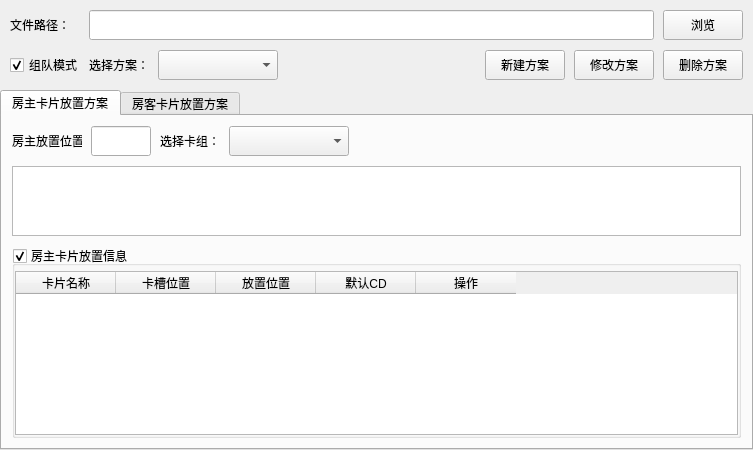
Above: AppImplement/UIFiles/EditPlacingPlan.ui from LinFeng-BingYi/FVM_Backstage_Assistant_LFBY before the change. Below: the same form after it.
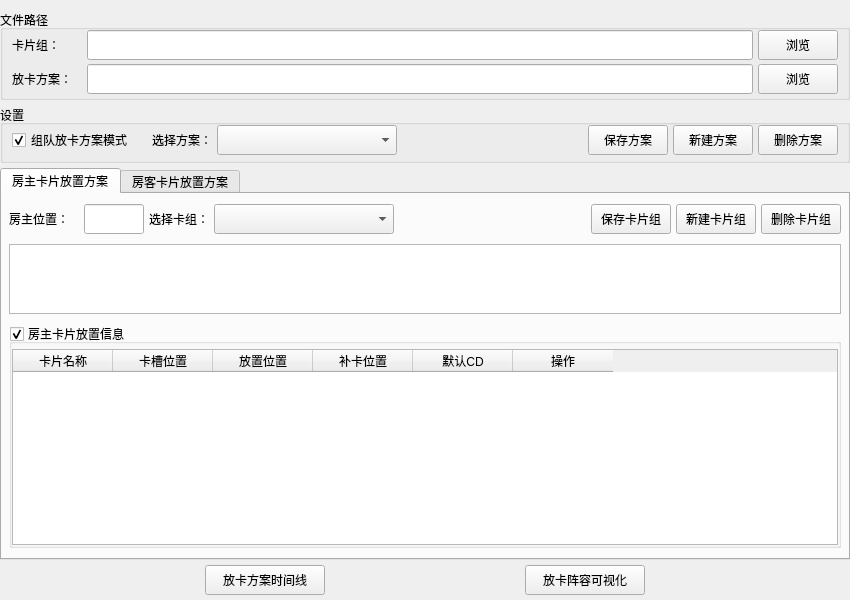
That is the form after the change.

Commit message: 优化未获取窗口句柄时的错误提示; 优化编辑放卡方案界面设计，去除编辑限制; 优化检测进入对局识图间隔，避免两个账号准备与开始时间间隔太短导致房客卡进度条; 优化主界面保存流程json文件的操作逻辑，优化保存和应用过程中流程参数list[dict]值的变化

The edit to the form file:
```diff
--- a/AppImplement/UIFiles/EditPlacingPlan.ui
+++ b/AppImplement/UIFiles/EditPlacingPlan.ui
@@ -6,8 +6,8 @@
    <rect>
     <x>0</x>
     <y>0</y>
-    <width>753</width>
-    <height>450</height>
+    <width>850</width>
+    <height>600</height>
    </rect>
   </property>
   <property name="windowTitle">
@@ -18,7 +18,7 @@
     <number>0</number>
    </property>
    <property name="topMargin">
-    <number>0</number>
+    <number>10</number>
    </property>
    <property name="rightMargin">
     <number>0</number>
@@ -33,7 +33,7 @@
     <widget class="QWidget" name="widget_general" native="true">
      <layout class="QVBoxLayout" name="verticalLayout_general">
       <property name="spacing">
-       <number>10</number>
+       <number>5</number>
       </property>
       <property name="leftMargin">
        <number>0</number>
@@ -45,28 +45,31 @@
        <number>0</number>
       </property>
       <property name="bottomMargin">
-       <number>0</number>
+       <number>5</number>
       </property>
       <item>
-       <widget class="QWidget" name="widget_file_path" native="true">
-        <layout class="QHBoxLayout" name="horizontalLayout_file_path">
-         <property name="spacing">
-          <number>9</number>
-         </property>
-         <property name="leftMargin">
-          <number>10</number>
-         </property>
+       <widget class="QGroupBox" name="groupBox_file_path">
+        <property name="minimumSize">
+         <size>
+          <width>0</width>
+          <height>90</height>
+         </size>
+        </property>
+        <property name="title">
+         <string>文件路径</string>
+        </property>
+        <layout class="QGridLayout" name="gridLayout_file_path">
          <property name="topMargin">
-          <number>10</number>
-         </property>
-         <property name="rightMargin">
-          <number>10</number>
-         </property>
-         <property name="bottomMargin">
           <number>0</number>
          </property>
-         <item>
-          <widget class="QLabel" name="label_file_path">
+         <property name="bottomMargin">
+          <number>5</number>
+         </property>
+         <property name="spacing">
+          <number>5</number>
+         </property>
+         <item row="0" column="0">
+          <widget class="QLabel" name="label_deck_path">
            <property name="minimumSize">
             <size>
              <width>70</width>
@@ -80,12 +83,12 @@
             </size>
            </property>
            <property name="text">
-            <string>文件路径：</string>
+            <string>卡片组：</string>
            </property>
           </widget>
          </item>
-         <item>
-          <widget class="QLineEdit" name="lineEdit_file_path">
+         <item row="0" column="1">
+          <widget class="QLineEdit" name="lineEdit_deck_path">
            <property name="minimumSize">
             <size>
              <width>0</width>
@@ -94,8 +97,56 @@
            </property>
           </widget>
          </item>
-         <item>
-          <widget class="QPushButton" name="pushButton_file_path">
+         <item row="0" column="2">
+          <widget class="QPushButton" name="pushButton_deck_path">
+           <property name="minimumSize">
+            <size>
+             <width>80</width>
+             <height>30</height>
+            </size>
+           </property>
+           <property name="maximumSize">
+            <size>
+             <width>80</width>
+             <height>30</height>
+            </size>
+           </property>
+           <property name="text">
+            <string>浏览</string>
+           </property>
+          </widget>
+         </item>
+         <item row="1" column="0">
+          <widget class="QLabel" name="label_plan_path">
+           <property name="minimumSize">
+            <size>
+             <width>70</width>
+             <height>30</height>
+            </size>
+           </property>
+           <property name="maximumSize">
+            <size>
+             <width>70</width>
+             <height>30</height>
+            </size>
+           </property>
+           <property name="text">
+            <string>放卡方案：</string>
+           </property>
+          </widget>
+         </item>
+         <item row="1" column="1">
+          <widget class="QLineEdit" name="lineEdit_plan_path">
+           <property name="minimumSize">
+            <size>
+             <width>0</width>
+             <height>30</height>
+            </size>
+           </property>
+          </widget>
+         </item>
+         <item row="1" column="2">
+          <widget class="QPushButton" name="pushButton_plan_path">
            <property name="minimumSize">
             <size>
              <width>80</width>
@@ -117,39 +168,39 @@
        </widget>
       </item>
       <item>
-       <widget class="QWidget" name="widget_common" native="true">
+       <widget class="QGroupBox" name="groupBox_common">
+        <property name="title">
+         <string>设置</string>
+        </property>
         <layout class="QHBoxLayout" name="horizontalLayout_common">
          <property name="spacing">
-          <number>9</number>
-         </property>
-         <property name="leftMargin">
-          <number>10</number>
+          <number>5</number>
          </property>
          <property name="topMargin">
           <number>0</number>
          </property>
          <property name="rightMargin">
-          <number>10</number>
+          <number>9</number>
          </property>
          <property name="bottomMargin">
-          <number>0</number>
+          <number>5</number>
          </property>
          <item>
           <widget class="QCheckBox" name="checkBox_is_team_mode">
            <property name="minimumSize">
             <size>
-             <width>70</width>
+             <width>135</width>
              <height>30</height>
             </size>
            </property>
            <property name="maximumSize">
             <size>
-             <width>70</width>
+             <width>135</width>
              <height>30</height>
             </size>
            </property>
            <property name="text">
-            <string>组队模式</string>
+            <string>组队放卡方案模式</string>
            </property>
            <property name="checked">
             <bool>true</bool>
@@ -185,13 +236,13 @@
            </property>
            <property name="minimumSize">
             <size>
-             <width>120</width>
+             <width>180</width>
              <height>30</height>
             </size>
            </property>
            <property name="maximumSize">
             <size>
-             <width>120</width>
+             <width>180</width>
              <height>30</height>
             </size>
            </property>
@@ -211,7 +262,7 @@
           </spacer>
          </item>
          <item>
-          <widget class="QPushButton" name="pushButton_new_config">
+          <widget class="QPushButton" name="pushButton_save_plan">
            <property name="minimumSize">
             <size>
              <width>80</width>
@@ -221,16 +272,35 @@
            <property name="maximumSize">
             <size>
              <width>80</width>
+             <height>16777215</height>
+            </size>
+           </property>
+           <property name="text">
+            <string>保存方案</string>
+           </property>
+          </widget>
+         </item>
+         <item>
+          <widget class="QPushButton" name="pushButton_new_plan">
+           <property name="minimumSize">
+            <size>
+             <width>80</width>
              <height>30</height>
             </size>
            </property>
+           <property name="maximumSize">
+            <size>
+             <width>80</width>
+             <height>16777215</height>
+            </size>
+           </property>
            <property name="text">
             <string>新建方案</string>
            </property>
           </widget>
          </item>
          <item>
-          <widget class="QPushButton" name="pushButton_modify_config">
+          <widget class="QPushButton" name="pushButton_delete_plan">
            <property name="minimumSize">
             <size>
              <width>80</width>
@@ -240,32 +310,7 @@
            <property name="maximumSize">
             <size>
              <width>80</width>
-             <height>30</height>
-            </size>
-           </property>
-           <property name="text">
-            <string>修改方案</string>
-           </property>
-          </widget>
-         </item>
-         <item>
-          <widget class="QPushButton" name="pushButton_delete_config">
-           <property name="sizePolicy">
-            <sizepolicy hsizetype="Maximum" vsizetype="Maximum">
-             <horstretch>0</horstretch>
-             <verstretch>0</verstretch>
-            </sizepolicy>
-           </property>
-           <property name="minimumSize">
-            <size>
-             <width>80</width>
-             <height>30</height>
-            </size>
-           </property>
-           <property name="maximumSize">
-            <size>
-             <width>80</width>
-             <height>30</height>
+             <height>16777215</height>
             </size>
            </property>
            <property name="text">
@@ -290,13 +335,13 @@
            <number>10</number>
           </property>
           <property name="leftMargin">
-           <number>10</number>
+           <number>7</number>
           </property>
           <property name="topMargin">
            <number>10</number>
           </property>
           <property name="rightMargin">
-           <number>10</number>
+           <number>7</number>
           </property>
           <property name="bottomMargin">
            <number>10</number>
@@ -305,7 +350,7 @@
            <widget class="QWidget" name="widget_1p_setting" native="true">
             <layout class="QHBoxLayout" name="horizontalLayout_1p_setting">
              <property name="spacing">
-              <number>9</number>
+              <number>5</number>
              </property>
              <property name="leftMargin">
               <number>0</number>
@@ -313,6 +358,9 @@
              <property name="topMargin">
               <number>0</number>
              </property>
+             <property name="rightMargin">
+              <number>0</number>
+             </property>
              <property name="bottomMargin">
               <number>0</number>
              </property>
@@ -331,7 +379,7 @@
                 </size>
                </property>
                <property name="text">
-                <string>房主放置位置</string>
+                <string>房主位置：</string>
                </property>
               </widget>
              </item>
@@ -374,13 +422,13 @@
               <widget class="QComboBox" name="comboBox_1p_deck">
                <property name="minimumSize">
                 <size>
-                 <width>120</width>
+                 <width>180</width>
                  <height>30</height>
                 </size>
                </property>
                <property name="maximumSize">
                 <size>
-                 <width>120</width>
+                 <width>180</width>
                  <height>30</height>
                 </size>
                </property>
@@ -393,12 +441,69 @@
                </property>
                <property name="sizeHint" stdset="0">
                 <size>
-                 <width>576</width>
+                 <width>40</width>
                  <height>20</height>
                 </size>
                </property>
               </spacer>
              </item>
+             <item>
+              <widget class="QPushButton" name="pushButton_1p_save_deck">
+               <property name="minimumSize">
+                <size>
+                 <width>80</width>
+                 <height>30</height>
+                </size>
+               </property>
+               <property name="maximumSize">
+                <size>
+                 <width>80</width>
+                 <height>16777215</height>
+                </size>
+               </property>
+               <property name="text">
+                <string>保存卡片组</string>
+               </property>
+              </widget>
+             </item>
+             <item>
+              <widget class="QPushButton" name="pushButton_1p_new_deck">
+               <property name="minimumSize">
+                <size>
+                 <width>80</width>
+                 <height>30</height>
+                </size>
+               </property>
+               <property name="maximumSize">
+                <size>
+                 <width>80</width>
+                 <height>16777215</height>
+                </size>
+               </property>
+               <property name="text">
+                <string>新建卡片组</string>
+               </property>
+              </widget>
+             </item>
+             <item>
+              <widget class="QPushButton" name="pushButton_1p_delete_deck">
+               <property name="minimumSize">
+                <size>
+                 <width>80</width>
+                 <height>30</height>
+                </size>
+               </property>
+               <property name="maximumSize">
+                <size>
+                 <width>80</width>
+                 <height>16777215</height>
+                </size>
+               </property>
+               <property name="text">
+                <string>删除卡片组</string>
+               </property>
+              </widget>
+             </item>
             </layout>
            </widget>
           </item>
@@ -444,6 +549,9 @@
                <property name="alternatingRowColors">
                 <bool>true</bool>
                </property>
+               <attribute name="horizontalHeaderMinimumSectionSize">
+                <number>100</number>
+               </attribute>
                <column>
                 <property name="text">
                  <string>卡片名称</string>
@@ -459,6 +567,11 @@
                  <string>放置位置</string>
                 </property>
                </column>
+               <column>
+                <property name="text">
+                 <string>补卡位置</string>
+                </property>
+               </column>
                <column>
                 <property name="text">
                  <string>默认CD</string>
@@ -480,18 +593,18 @@
          <attribute name="title">
           <string>房客卡片放置方案</string>
          </attribute>
-         <layout class="QVBoxLayout" name="verticalLayout_2p_placing_config" stretch="0,1,5">
+         <layout class="QVBoxLayout" name="verticalLayout_2p_placing_config" stretch="1,2,10">
           <property name="spacing">
            <number>10</number>
           </property>
           <property name="leftMargin">
-           <number>10</number>
+           <number>7</number>
           </property>
           <property name="topMargin">
            <number>10</number>
           </property>
           <property name="rightMargin">
-           <number>10</number>
+           <number>7</number>
           </property>
           <property name="bottomMargin">
            <number>10</number>
@@ -500,7 +613,7 @@
            <widget class="QWidget" name="widget_2p_setting" native="true">
             <layout class="QHBoxLayout" name="horizontalLayout_2p_setting">
              <property name="spacing">
-              <number>9</number>
+              <number>5</number>
              </property>
              <property name="leftMargin">
               <number>0</number>
@@ -508,6 +621,9 @@
              <property name="topMargin">
               <number>0</number>
              </property>
+             <property name="rightMargin">
+              <number>0</number>
+             </property>
              <property name="bottomMargin">
               <number>0</number>
              </property>
@@ -526,7 +642,7 @@
                 </size>
                </property>
                <property name="text">
-                <string>房客放置位置</string>
+                <string>房客位置：</string>
                </property>
               </widget>
              </item>
@@ -569,13 +685,13 @@
               <widget class="QComboBox" name="comboBox_2p_deck">
                <property name="minimumSize">
                 <size>
-                 <width>120</width>
+                 <width>180</width>
                  <height>30</height>
                 </size>
                </property>
                <property name="maximumSize">
                 <size>
-                 <width>120</width>
+                 <width>180</width>
                  <height>30</height>
                 </size>
                </property>
@@ -594,6 +710,63 @@
                </property>
               </spacer>
              </item>
+             <item>
+              <widget class="QPushButton" name="pushButton_2p_save_deck">
+               <property name="minimumSize">
+                <size>
+                 <width>80</width>
+                 <height>30</height>
+                </size>
+               </property>
+               <property name="maximumSize">
+                <size>
+                 <width>80</width>
+                 <height>16777215</height>
+                </size>
+               </property>
+               <property name="text">
+                <string>保存卡片组</string>
+               </property>
+              </widget>
+             </item>
+             <item>
+              <widget class="QPushButton" name="pushButton_2p_new_deck">
+               <property name="minimumSize">
+                <size>
+                 <width>80</width>
+                 <height>30</height>
+                </size>
+               </property>
+               <property name="maximumSize">
+                <size>
+                 <width>80</width>
+                 <height>16777215</height>
+                </size>
+               </property>
+               <property name="text">
+                <string>新建卡片组</string>
+               </property>
+              </widget>
+             </item>
+             <item>
+              <widget class="QPushButton" name="pushButton_2p_delete_deck">
+               <property name="minimumSize">
+                <size>
+                 <width>80</width>
+                 <height>30</height>
+                </size>
+               </property>
+               <property name="maximumSize">
+                <size>
+                 <width>80</width>
+                 <height>16777215</height>
+                </size>
+               </property>
+               <property name="text">
+                <string>删除卡片组</string>
+               </property>
+              </widget>
+             </item>
             </layout>
            </widget>
           </item>
@@ -654,6 +827,11 @@
                  <string>放置位置</string>
                 </property>
                </column>
+               <column>
+                <property name="text">
+                 <string>补卡位置</string>
+                </property>
+               </column>
                <column>
                 <property name="text">
                  <string>默认CD</string>
@@ -673,6 +851,92 @@
         </widget>
        </widget>
       </item>
+      <item>
+       <widget class="QWidget" name="widget_other_edit_way" native="true">
+        <property name="minimumSize">
+         <size>
+          <width>0</width>
+          <height>30</height>
+         </size>
+        </property>
+        <layout class="QHBoxLayout" name="horizontalLayout_other_edit_way">
+         <property name="spacing">
+          <number>5</number>
+         </property>
+         <property name="topMargin">
+          <number>0</number>
+         </property>
+         <property name="bottomMargin">
+          <number>0</number>
+         </property>
+         <item>
+          <spacer name="horizontalSpacer_other_edit_way_1">
+           <property name="orientation">
+            <enum>Qt::Horizontal</enum>
+           </property>
+           <property name="sizeHint" stdset="0">
+            <size>
+             <width>200</width>
+             <height>20</height>
+            </size>
+           </property>
+          </spacer>
+         </item>
+         <item>
+          <widget class="QPushButton" name="pushButton_plan_timeline">
+           <property name="minimumSize">
+            <size>
+             <width>120</width>
+             <height>30</height>
+            </size>
+           </property>
+           <property name="text">
+            <string>放卡方案时间线</string>
+           </property>
+          </widget>
+         </item>
+         <item>
+          <spacer name="horizontalSpacer_other_edit_way_2">
+           <property name="orientation">
+            <enum>Qt::Horizontal</enum>
+           </property>
+           <property name="sizeHint" stdset="0">
+            <size>
+             <width>200</width>
+             <height>20</height>
+            </size>
+           </property>
+          </spacer>
+         </item>
+         <item>
+          <widget class="QPushButton" name="pushButton_plan_visualize">
+           <property name="minimumSize">
+            <size>
+             <width>120</width>
+             <height>30</height>
+            </size>
+           </property>
+           <property name="text">
+            <string>放卡阵容可视化</string>
+           </property>
+          </widget>
+         </item>
+         <item>
+          <spacer name="horizontalSpacer_other_edit_way_3">
+           <property name="orientation">
+            <enum>Qt::Horizontal</enum>
+           </property>
+           <property name="sizeHint" stdset="0">
+            <size>
+             <width>200</width>
+             <height>20</height>
+            </size>
+           </property>
+          </spacer>
+         </item>
+        </layout>
+       </widget>
+      </item>
      </layout>
     </widget>
    </item>
```
The commit also changes 13 other files.
